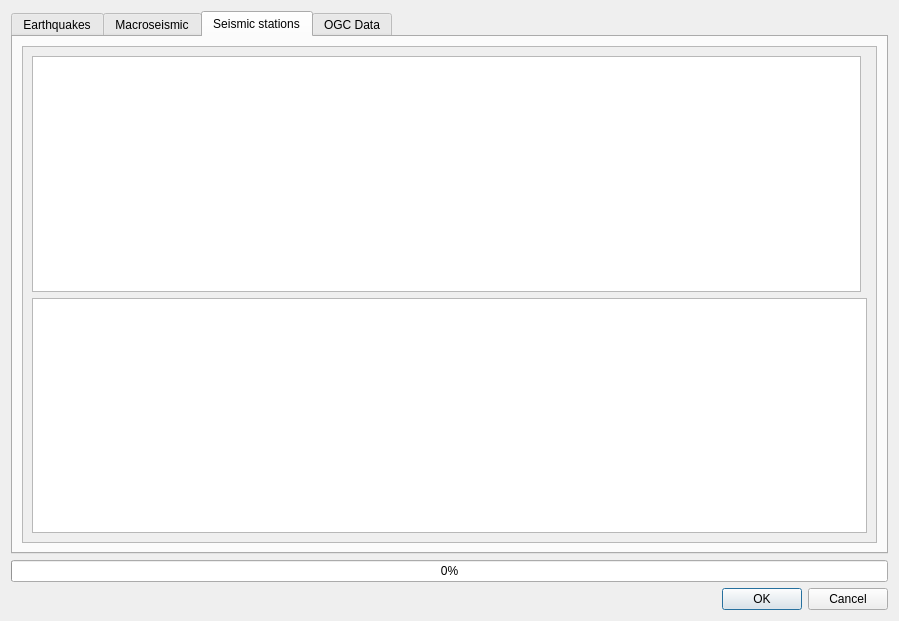
Before: the Qt Designer form qquake/ui/qquake_dialog_base.ui in INGV/qquake, drawn with Qt 5.
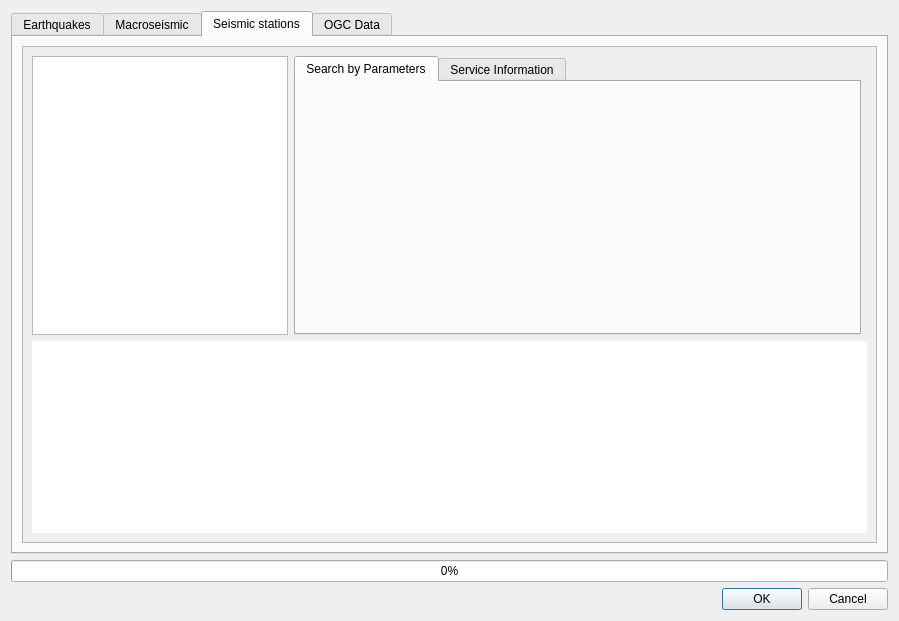
After: the same form once the commit is applied. The open tabs and pages were chosen to show the change.

Commit message: Non functional station search

The edit to the form file:
```diff
--- a/qquake/ui/qquake_dialog_base.ui
+++ b/qquake/ui/qquake_dialog_base.ui
@@ -219,16 +219,47 @@
             <height>484</height>
            </rect>
           </property>
-          <layout class="QGridLayout" name="gridLayout_6">
-           <item row="0" column="1">
-            <widget class="QWidget" name="station_filter_container" native="true"/>
-           </item>
-           <item row="1" column="0" colspan="2">
-            <widget class="QTextBrowser" name="fdsn_station_url_text_browser"/>
-           </item>
+          <layout class="QGridLayout" name="gridLayout_6" rowstretch="1,0" columnstretch="0,1,0">
            <item row="0" column="0">
             <widget class="QListWidget" name="fdsn_station_list"/>
            </item>
+           <item row="1" column="0" colspan="3">
+            <widget class="QTextBrowser" name="fdsn_station_url_text_browser">
+             <property name="frameShape">
+              <enum>QFrame::NoFrame</enum>
+             </property>
+             <property name="openExternalLinks">
+              <bool>true</bool>
+             </property>
+            </widget>
+           </item>
+           <item row="0" column="1">
+            <widget class="QTabWidget" name="tabWidget_4">
+             <property name="currentIndex">
+              <number>0</number>
+             </property>
+             <widget class="QWidget" name="tab_9">
+              <attribute name="title">
+               <string>Search by Parameters</string>
+              </attribute>
+              <layout class="QVBoxLayout" name="verticalLayout_8">
+               <item>
+                <widget class="QWidget" name="station_filter_container" native="true"/>
+               </item>
+              </layout>
+             </widget>
+             <widget class="QWidget" name="tab_10">
+              <attribute name="title">
+               <string>Service Information</string>
+              </attribute>
+              <layout class="QVBoxLayout" name="verticalLayout_9">
+               <item>
+                <widget class="QWidget" name="station_service_info_container" native="true"/>
+               </item>
+              </layout>
+             </widget>
+            </widget>
+           </item>
           </layout>
          </widget>
         </widget>
```
Left out of the diff: 2 changed lines with no effect on the pictures. The commit also changes 4 other files.
